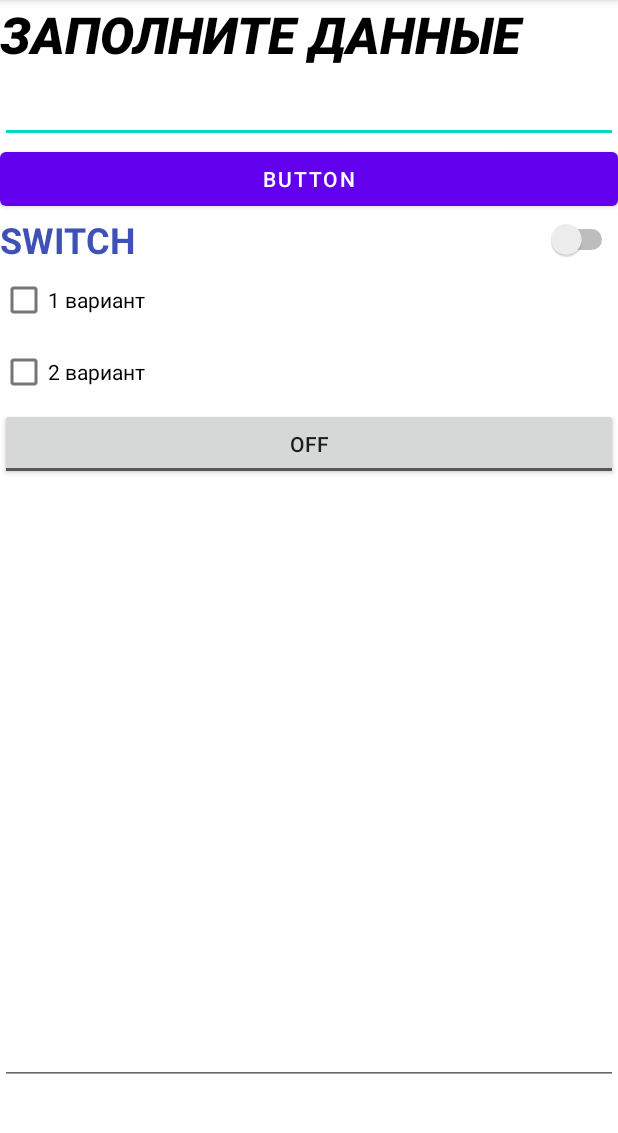
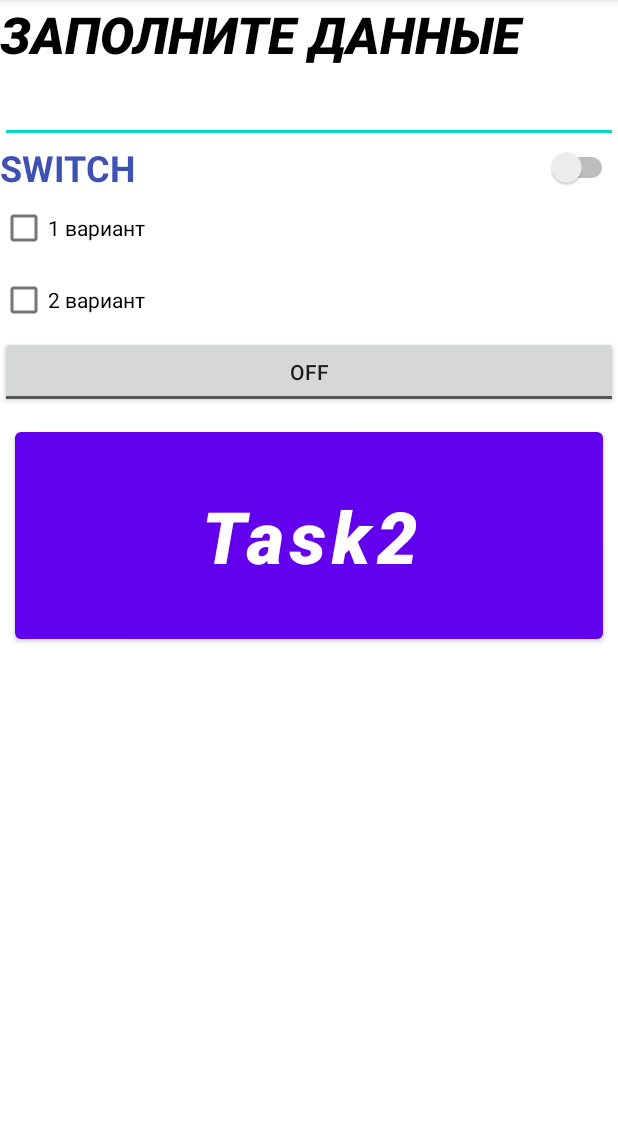
Before and after one commit to GrigorievaMN/Android_Studio, an Android app: the screen it shows after launch (MainActivity), on a phone screen of 412 x 824 dp, the part 84-1217 px from its top. Run offline under Robolectric (Android 15) with nearby library versions, the phone set to English and light mode, and no system bars.

Commit message:
create activity_2

```diff
--- a/lesson_1/app/src/main/AndroidManifest.xml
+++ b/lesson_1/app/src/main/AndroidManifest.xml
@@ -10,6 +10,9 @@
         android:supportsRtl="true"
         android:theme="@style/Theme.Lesson_1">
         <activity
+            android:name=".Activity2"
+            android:exported="false" />
+        <activity
             android:name=".MainActivity"
             android:exported="true">
             <intent-filter>
--- a/lesson_1/app/src/main/java/ru/geekbrains/lesson_1/MainActivity.java
+++ b/lesson_1/app/src/main/java/ru/geekbrains/lesson_1/MainActivity.java
@@ -3,6 +3,8 @@ package ru.geekbrains.lesson_1;
 import androidx.appcompat.app.AppCompatActivity;
 
 import android.os.Bundle;
+import android.view.View;
+import android.widget.Button;
 
 public class MainActivity extends AppCompatActivity {
 
@@ -10,5 +12,12 @@ public class MainActivity extends AppCompatActivity {
     protected void onCreate(Bundle savedInstanceState) {
         super.onCreate(savedInstanceState);
         setContentView(R.layout.activity_main);
+
+        final Button button = findViewById(R.id.button);
+        button.setOnClickListener(new View.OnClickListener() {
+            public void onClick(View v) {
+                setContentView(R.layout.activity_2);
+            }
+        });
     }
 }
--- a/lesson_1/app/src/main/res/layout/activity_main.xml
+++ b/lesson_1/app/src/main/res/layout/activity_main.xml
@@ -30,12 +30,6 @@
             android:ems="10"
             android:inputType="textPersonName" />
 
-        <Button
-            android:id="@+id/button"
-            android:layout_width="match_parent"
-            android:layout_height="wrap_content"
-            android:text="Button" />
-
         <Switch
             android:id="@+id/switch1"
             android:layout_width="match_parent"
@@ -64,12 +58,15 @@
             android:layout_height="wrap_content"
             android:text="ToggleButton" />
 
-        <EditText
-            android:id="@+id/editTextTextMultiLine"
+        <Button
+            android:id="@+id/button"
             android:layout_width="match_parent"
-            android:layout_height="403dp"
-            android:ems="10"
-            android:gravity="start|top"
-            android:inputType="textMultiLine" />
+            android:layout_height="150dp"
+            android:layout_margin="10dp"
+            android:text="Task2"
+            android:textAlignment="center"
+            android:textAllCaps="false"
+            android:textSize="48sp"
+            android:textStyle="bold|italic" />
     </LinearLayout>
 </androidx.constraintlayout.widget.ConstraintLayout>
```
Also changed, not shown: lesson_1/app/src/main/java/ru/geekbrains/lesson_1/Activity2.java (added, +14 -0 lines), lesson_1/app/src/main/res/layout/activity_2.xml (added, +9 -0 lines).
